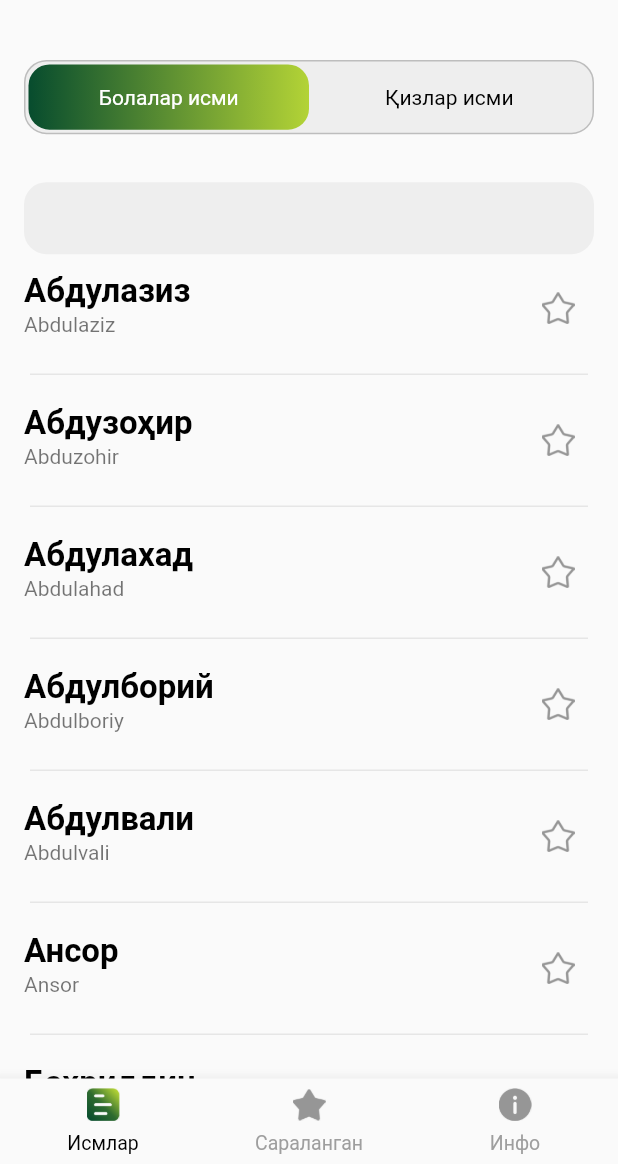
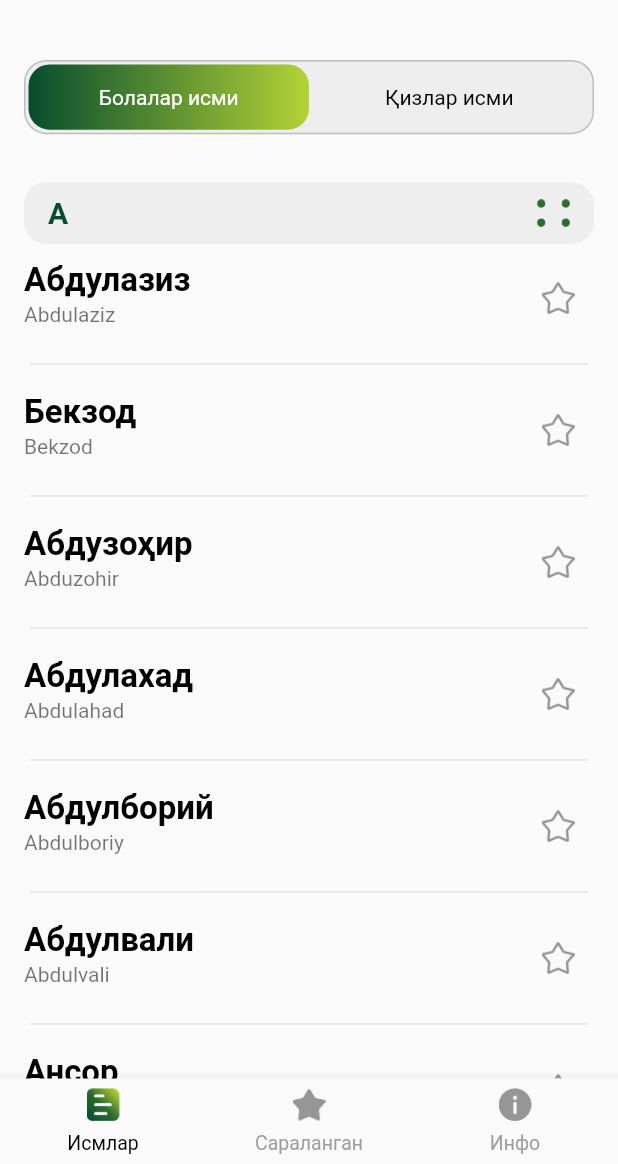
Before and after one commit to AzizullohZohidov/gozal-ismlar, a Flutter app: the screen it shows after launch, on a phone screen of 412 x 824 dp, the part 72-1236 px from its top. Run offline on Flutter 3.47's test engine with Material 2 defaults, Android fonts, the phone set to English and light mode, and no system bars; our stand-ins replace bloc, equatable, flutter_bloc.

Commit message:
Character Indicator Bar

```diff
--- /dev/null
+++ b/lib/business_logic/bloc/character_indicator_bloc/character_indicator_bloc.dart
@@ -0,0 +1,20 @@
+import 'package:bloc/bloc.dart';
+import 'package:equatable/equatable.dart';
+
+part 'character_indicator_event.dart';
+part 'character_indicator_state.dart';
+
+class CharacterIndicatorBloc
+    extends Bloc<CharacterIndicatorEvent, CharacterIndicatorState> {
+  CharacterIndicatorBloc() : super(CharacterIndicatorInitial()) {
+    on<CharacterIndicatorLetterChanged>(_onCharacterIndicatorLetterChanged);
+  }
+
+  _onCharacterIndicatorLetterChanged(
+    CharacterIndicatorLetterChanged event,
+    Emitter<CharacterIndicatorState> emitter,
+  ) {
+    String newLetter = event.newLetter;
+    emit(CharacterIndicatorLetterChanging(newLetter: newLetter));
+  }
+}
--- /dev/null
+++ b/lib/business_logic/bloc/character_indicator_bloc/character_indicator_event.dart
@@ -0,0 +1,17 @@
+part of 'character_indicator_bloc.dart';
+
+abstract class CharacterIndicatorEvent extends Equatable {
+  const CharacterIndicatorEvent();
+
+  @override
+  List<Object> get props => [];
+}
+
+class CharacterIndicatorLetterChanged extends CharacterIndicatorEvent {
+  final String newLetter;
+
+  const CharacterIndicatorLetterChanged({required this.newLetter});
+
+  @override
+  List<Object> get props => [newLetter];
+}
--- /dev/null
+++ b/lib/business_logic/bloc/character_indicator_bloc/character_indicator_state.dart
@@ -0,0 +1,19 @@
+part of 'character_indicator_bloc.dart';
+
+abstract class CharacterIndicatorState extends Equatable {
+  const CharacterIndicatorState();
+
+  @override
+  List<Object> get props => [];
+}
+
+class CharacterIndicatorInitial extends CharacterIndicatorState {}
+
+class CharacterIndicatorLetterChanging extends CharacterIndicatorState {
+  final String newLetter;
+
+  const CharacterIndicatorLetterChanging({required this.newLetter});
+
+  @override
+  List<Object> get props => [newLetter];
+}
--- a/lib/core/constants/my_colors.dart
+++ b/lib/core/constants/my_colors.dart
@@ -11,8 +11,8 @@ class MyColors {
   static final Color lightGrey = Colors.grey.shade200;
   static final Color grey = Colors.grey.shade400;
 
-  static final Color appBarColor = Color.fromRGBO(250, 250, 250, 1);
-  static final Color bottomNavBarColor = Color.fromRGBO(250, 250, 250, 1);
+  static final Color appBarColor = Color(0XFFFAFAFA);
+  static final Color bottomNavBarColor = Color(0XFFFAFAFA);
   static final Color descriptionTextColor = Color.fromRGBO(135, 135, 139, 1);
 
   static final Color white = Colors.white;
--- a/lib/dummy_data/dummy_data.dart
+++ b/lib/dummy_data/dummy_data.dart
@@ -4,6 +4,7 @@ class DummyData {
   List<NameModel> names = [];
   List<String> namesInKirill = [
     'Абдулазиз',
+    'Бекзод',
     'Абдузоҳир',
     'Абдулахад',
     'Абдулборий',
@@ -14,6 +15,7 @@ class DummyData {
   ];
   List<String> namesInLatin = [
     'Abdulaziz',
+    'Bekzod',
     'Abduzohir',
     'Abdulahad',
     'Abdulboriy',
@@ -24,6 +26,7 @@ class DummyData {
   ];
   List<String> meanings = [
     'буюк ва қудратли Аллоҳнинг бандаси. Арабча',
+    'бек фарзанди, беклар авлодига, зотига мансуб бола. Виқорли, кучли, мард бўлсин. Ўзбекча, форс-тожикча.',
     '(ар.) – барча нарсадан устун, олий, атрофдаги нарса ва ҳолатлар Унинг зоҳирлигига далолат қилувчи Аллоҳнинг бандаси *',
     'яккаю-ягона бўлган Аллоҳнинг бандаси. Арабча',
     'йўқдан бор қилувчи, яратувчи Аллоҳнинг бандаси. Арабча',
@@ -34,6 +37,7 @@ class DummyData {
   ];
   List<String> peopleWithThisName = [
     '123',
+    '222324',
     '   1. Абдузоҳир ибн Фазл (Мисрдаги Фотимийлар давлати вазирларидан).\n\n   2. Абдузоҳир ибн Муҳаммад Нуриддин Абу Самҳ Талиний (Маккаи мукаррама хатиби ва имоми, Мисрнинг “Ал-Азҳар” билим юртида ўқиб, фақиҳ бўлган. У аввал Искандариядаги “Абу Ҳошим” масжиди имоми бўлган. Малик Абдулъазиз ибн Сауд уни Маккага таклиф қилиб, Макка имоми ва Дорул ҳадис раиси вазифасига тайинлаган).',
     '789',
     '101112',
--- a/lib/main.dart
+++ b/lib/main.dart
@@ -6,6 +6,7 @@ import 'package:gozal_ismlar/data/repositories/names_repository.dart';
 import 'package:gozal_ismlar/presentation/screens/landing_screen/landing_screen.dart';
 import 'package:gozal_ismlar/presentation/screens/name_details_screen/name_details_screen.dart';
 
+import 'business_logic/bloc/character_indicator_bloc/character_indicator_bloc.dart';
 import 'business_logic/bloc/favorites_bloc/favorites_bloc.dart';
 
 void main() {
@@ -30,6 +31,9 @@ class MyApp extends StatelessWidget {
         BlocProvider<FavoritesBloc>(
           create: (context) => FavoritesBloc(namesRepository: namesRepository),
         ),
+        BlocProvider<CharacterIndicatorBloc>(
+          create: (context) => CharacterIndicatorBloc(),
+        ),
       ],
       child: MaterialApp(
         title: 'Go\'zal Ismlar',
--- a/lib/presentation/screens/favorites_screen/favorites_screen.dart
+++ b/lib/presentation/screens/favorites_screen/favorites_screen.dart
@@ -6,6 +6,7 @@ import 'package:gozal_ismlar/presentation/screens/names_screen/widgets/names_lis
 class FavoritesScreen extends StatefulWidget {
   FavoritesScreen({Key? key}) : super(key: key);
   late FavoritesBloc favoritesBloc;
+  final ScrollController _listController = ScrollController();
 
   @override
   State<FavoritesScreen> createState() => _FavoritesScreenState();
--- a/lib/presentation/screens/names_screen/names_screen.dart
+++ b/lib/presentation/screens/names_screen/names_screen.dart
@@ -2,6 +2,7 @@ import 'package:flutter/material.dart';
 import 'package:flutter_bloc/flutter_bloc.dart';
 import 'package:gozal_ismlar/business_logic/bloc/names_bloc/names_bloc.dart';
 import 'package:gozal_ismlar/core/constants/my_colors.dart';
+import 'package:gozal_ismlar/presentation/screens/names_screen/widgets/character_indicator.dart';
 import 'package:gozal_ismlar/presentation/screens/names_screen/widgets/name_list_tile.dart';
 import 'package:gozal_ismlar/presentation/screens/names_screen/widgets/names_list.dart';
 import 'package:gozal_ismlar/presentation/screens/names_screen/widgets/search_bar.dart';
@@ -30,12 +31,13 @@ class _NamesScreenState extends State<NamesScreen> {
       body: Column(
         children: [
           _buildMaleFemaleNamesTabs(),
-          SearchBar(
+          /*SearchBar(
             searchBarController: widget._searchBarController,
             padding: 16.0,
             isMaleName: widget.maleNamesFilter,
             requestNameFilter: requestNameFilter,
-          ),
+          ),*/
+          CharacterIndicator(),
           BlocBuilder<NamesBloc, NamesState>(
             builder: (context, state) {
               if (state is NamesInitializing) {
--- /dev/null
+++ b/lib/presentation/screens/names_screen/widgets/character_indicator.dart
@@ -0,0 +1,72 @@
+import 'package:flutter/material.dart';
+import 'package:flutter_bloc/flutter_bloc.dart';
+import 'package:gozal_ismlar/business_logic/bloc/character_indicator_bloc/character_indicator_bloc.dart';
+import 'package:gozal_ismlar/core/constants/my_colors.dart';
+
+class CharacterIndicator extends StatelessWidget {
+  const CharacterIndicator({
+    Key? key,
+    this.horizontalPadding = 16,
+    this.verticalPadding = 0,
+    this.horizontalMargin = 16,
+    this.verticalMargin = 0,
+    this.radius = 15,
+  }) : super(key: key);
+  final double horizontalPadding;
+  final double verticalPadding;
+  final double horizontalMargin;
+  final double verticalMargin;
+  final double radius;
+
+  @override
+  Widget build(BuildContext context) {
+    return Container(
+      height: MediaQuery.of(context).size.height * 0.05,
+      padding: EdgeInsets.symmetric(
+        vertical: verticalPadding,
+        horizontal: horizontalPadding,
+      ),
+      margin: EdgeInsets.symmetric(
+        vertical: verticalMargin,
+        horizontal: horizontalMargin,
+      ),
+      width: double.infinity,
+      decoration: BoxDecoration(
+        color: MyColors.lightGrey,
+        borderRadius: BorderRadius.circular(radius),
+      ),
+      child: Row(
+        mainAxisAlignment: MainAxisAlignment.spaceBetween,
+        children: [
+          _buildLetterText(),
+          _buildSizedIcon('assets/icons/letter_category.png', 22),
+        ],
+      ),
+    );
+  }
+
+  Widget _buildLetterText() {
+    return BlocBuilder<CharacterIndicatorBloc, CharacterIndicatorState>(
+      builder: (context, state) {
+        return Text(
+          state is CharacterIndicatorLetterChanging ? state.newLetter : 'А',
+          style: TextStyle(
+            color: MyColors.darkGreen,
+            fontSize: 20,
+            fontWeight: FontWeight.bold,
+          ),
+        );
+      },
+    );
+  }
+
+  Widget _buildSizedIcon(String pathToIcon, double size) {
+    return SizedBox(
+      height: size,
+      width: size,
+      child: Image.asset(
+        pathToIcon,
+      ),
+    );
+  }
+}
--- a/lib/presentation/screens/names_screen/widgets/names_list.dart
+++ b/lib/presentation/screens/names_screen/widgets/names_list.dart
@@ -1,16 +1,28 @@
 import 'package:flutter/material.dart';
+import 'package:flutter_bloc/flutter_bloc.dart';
+import 'package:gozal_ismlar/business_logic/bloc/character_indicator_bloc/character_indicator_bloc.dart';
 import 'package:gozal_ismlar/data/models/name_model.dart';
 import 'package:gozal_ismlar/presentation/screens/names_screen/widgets/name_list_tile.dart';
 
 class NamesList extends StatelessWidget {
+  final ScrollController _listController = ScrollController();
+  //Make sure to set corrent values
+  int visibleItemsCount = 6;
+  double listItemHeight = 80;
+  String firstLetter = 'А';
+  late CharacterIndicatorBloc characterIndicatorBloc;
   NamesList({
     Key? key,
     required this.names,
-  }) : super(key: key);
+  }) : super(key: key) {
+    _listController.addListener(observeFirstCharacters);
+  }
   List<NameModel> names;
   @override
   Widget build(BuildContext context) {
+    characterIndicatorBloc = BlocProvider.of<CharacterIndicatorBloc>(context);
     return ListView.builder(
+        controller: _listController,
         itemCount: names.length,
         itemBuilder: (BuildContext context, int index) {
           return NameListTile(
@@ -22,4 +34,19 @@ class NamesList extends StatelessWidget {
           );
         });
   }
+
+  void observeFirstCharacters() {
+    int index =
+        ((_listController.offset / listItemHeight) % visibleItemsCount).toInt();
+    var newLetter = names[index].name[0];
+    if (newLetter != firstLetter) {
+      print(
+        "First letter changed. New name is ${names[index].name}",
+      );
+      firstLetter = newLetter;
+      characterIndicatorBloc
+          .add(CharacterIndicatorLetterChanged(newLetter: firstLetter));
+    }
+    //print(names[index].name);
+  }
 }
--- a/pubspec.yaml
+++ b/pubspec.yaml
@@ -74,6 +74,7 @@ flutter:
     - assets/icons/keyingi_ism.png
     - assets/icons/back_arrow.png
     - assets/icons/share.png
+    - assets/icons/letter_category.png
   #   - images/a_dot_burr.jpeg
   #   - images/a_dot_ham.jpeg
 
```
Also changed, not shown: assets/icons/letter_category.png (added).
